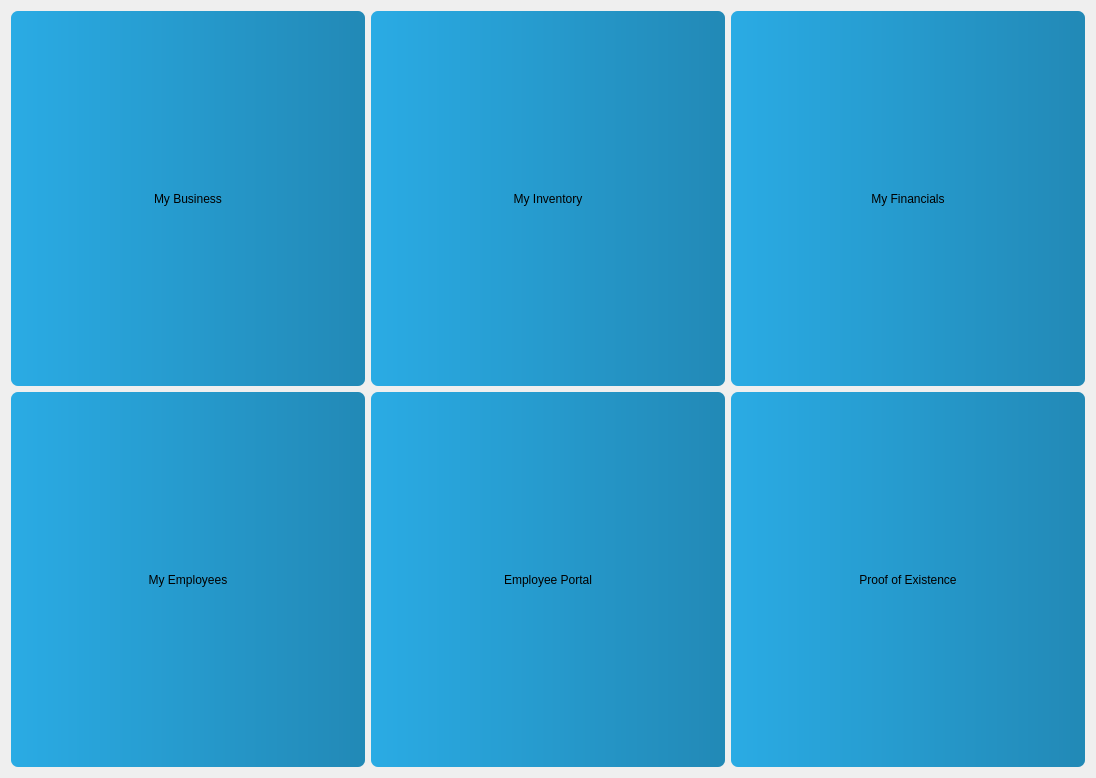
SyndicateLabs/SyndicateQT, file src/qt/forms/syndicate.ui: the form before one commit.
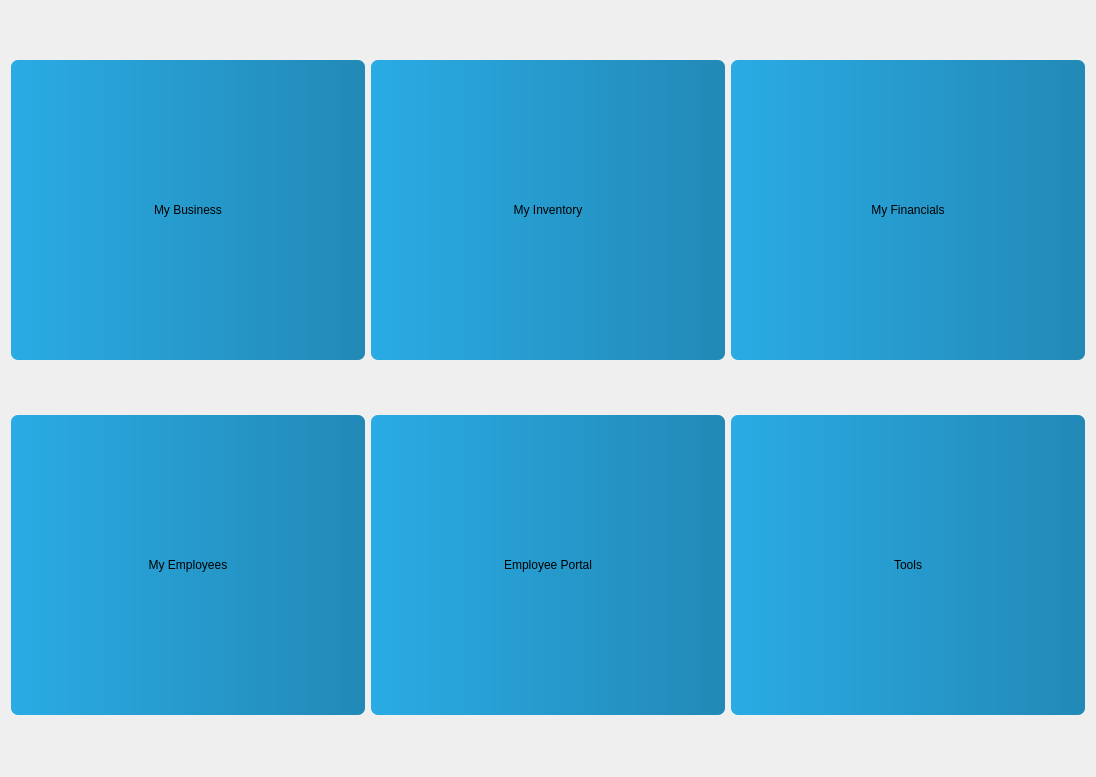
The form after the commit.

Commit message:
More updates & Proof of Existence
Reimplementation of previously removed pages & POE

Patch:
```diff
--- a/src/qt/forms/syndicate.ui
+++ b/src/qt/forms/syndicate.ui
@@ -19,7 +19,7 @@
      <property name="minimumSize">
       <size>
        <width>300</width>
-       <height>375</height>
+       <height>300</height>
       </size>
      </property>
      <property name="styleSheet">
@@ -35,7 +35,7 @@
      <property name="minimumSize">
       <size>
        <width>300</width>
-       <height>375</height>
+       <height>300</height>
       </size>
      </property>
      <property name="styleSheet">
@@ -51,7 +51,7 @@
      <property name="minimumSize">
       <size>
        <width>300</width>
-       <height>375</height>
+       <height>300</height>
       </size>
      </property>
      <property name="styleSheet">
@@ -67,7 +67,7 @@
      <property name="minimumSize">
       <size>
        <width>300</width>
-       <height>375</height>
+       <height>300</height>
       </size>
      </property>
      <property name="styleSheet">
@@ -83,7 +83,7 @@
      <property name="minimumSize">
       <size>
        <width>300</width>
-       <height>375</height>
+       <height>300</height>
       </size>
      </property>
      <property name="styleSheet">
@@ -99,14 +99,14 @@
      <property name="minimumSize">
       <size>
        <width>300</width>
-       <height>375</height>
+       <height>300</height>
       </size>
      </property>
      <property name="styleSheet">
       <string notr="true">background: QLinearGradient(x1: 0, y1: 0, x2: 1, y2: 0, stop: 0 #2AABE4, stop: 1 #2289B6); border-radius: 7px; margin: 0px;</string>
      </property>
      <property name="text">
-      <string>Proof of Existence</string>
+      <string>Tools</string>
      </property>
     </widget>
    </item>
```
Left out of the diff: 2 changed lines with no effect on the pictures. The commit also changes 118 other files.
